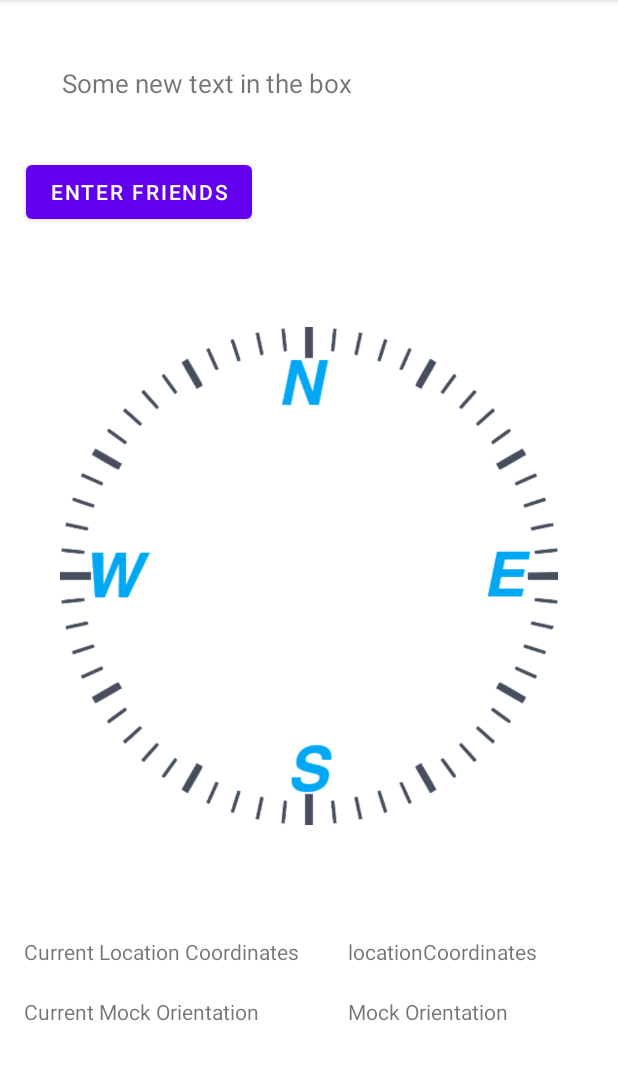
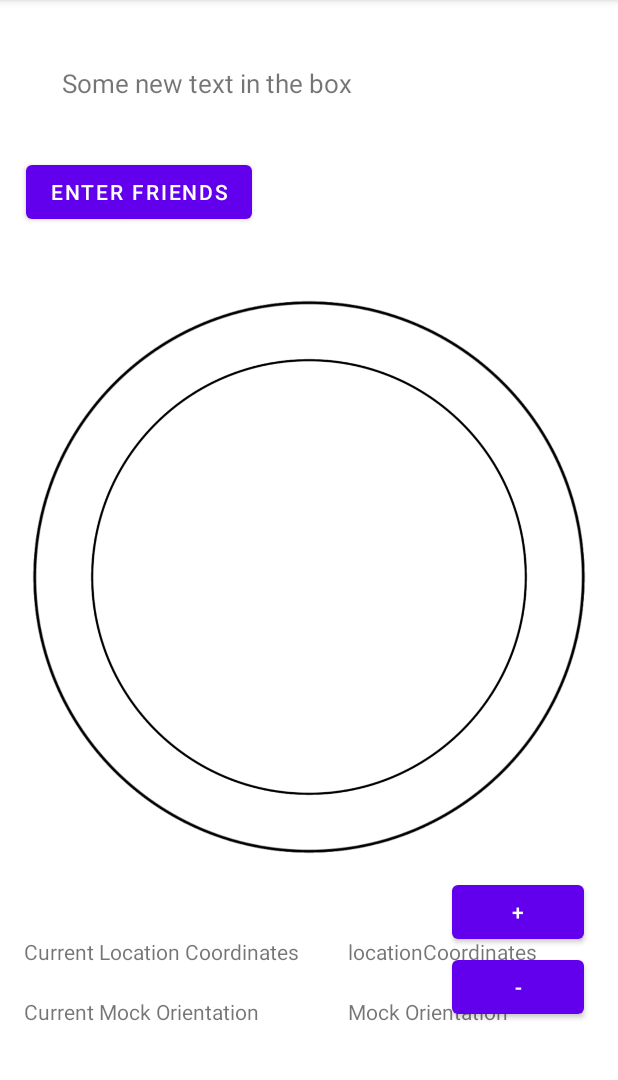
Before and after one commit to CSE-110-Winter-2023/cse-110-project-cse-team-19, an Android app: the CompassActivity screen opened directly, with no data from a screen before it, on a phone screen of 412 x 824 dp, the part 84-1164 px from its top. Run offline under Robolectric (Android 15) with nearby library versions, the phone set to English and light mode, and no system bars; our stand-ins replace Room's generated code; 1 statement that could not run was skipped.

Commit message:
Halp pls

```diff
--- a/app/src/main/java/com/example/cse110project/Utilities.java
+++ b/app/src/main/java/com/example/cse110project/Utilities.java
@@ -2,9 +2,12 @@ package com.example.cse110project;
 
 import android.app.Activity;
 import android.app.AlertDialog;
+import android.view.View;
+import android.widget.ImageView;
 
 import com.example.cse110project.model.User;
 
+import java.util.List;
 import java.util.UUID;
 
 public class Utilities {
@@ -197,4 +200,33 @@ public class Utilities {
     static String formatLocation(double latitude, double longitude) {
         return (latitude + ", " + longitude);
     }
+
+    public static void updateZoom(int zoomLevel, List<ImageView> circleViews){
+        if(zoomLevel == 0){
+            circleViews.get(0).setVisibility(View.INVISIBLE);
+            circleViews.get(1).setVisibility(View.INVISIBLE);
+            circleViews.get(2).setVisibility(View.INVISIBLE);
+            circleViews.get(3).setVisibility(View.VISIBLE);
+
+        }
+        if(zoomLevel == 1){
+            circleViews.get(0).setVisibility(View.INVISIBLE);
+            circleViews.get(1).setVisibility(View.INVISIBLE);
+            circleViews.get(2).setVisibility(View.VISIBLE);
+            circleViews.get(3).setVisibility(View.VISIBLE);
+        }
+        if(zoomLevel == 2){
+            circleViews.get(0).setVisibility(View.INVISIBLE);
+            circleViews.get(1).setVisibility(View.VISIBLE);
+            circleViews.get(2).setVisibility(View.VISIBLE);
+            circleViews.get(3).setVisibility(View.VISIBLE);
+
+        }
+        if(zoomLevel == 3){
+            circleViews.get(0).setVisibility(View.VISIBLE);
+            circleViews.get(1).setVisibility(View.VISIBLE);
+            circleViews.get(2).setVisibility(View.VISIBLE);
+            circleViews.get(3).setVisibility(View.VISIBLE);
+        }
+    }
 }
--- a/app/src/main/java/com/example/cse110project/activity/CompassActivity.java
+++ b/app/src/main/java/com/example/cse110project/activity/CompassActivity.java
@@ -9,6 +9,8 @@ import android.content.SharedPreferences;
 import android.os.Bundle;
 import android.util.Pair;
 import android.view.View;
+import android.widget.Button;
+import android.widget.ImageView;
 import android.widget.TextView;
 
 import com.example.cse110project.R;
@@ -22,6 +24,7 @@ import com.example.cse110project.service.LocationService;
 import com.example.cse110project.service.RotateCompass;
 
 import java.time.Instant;
+import java.util.ArrayList;
 import java.util.Enumeration;
 import java.util.Hashtable;
 import java.util.List;
@@ -30,7 +33,13 @@ public class CompassActivity extends AppCompatActivity {
     TextView latLong;
     TextView public_uid;
     UserAPI api = new UserAPI();
+
+    //TODO Implement using SharedPreferences Later
+    int zoomLevel = 1;
     private LocationService locationService;
+    private List<ImageView> circleViews = new ArrayList<>();
+    private final List<ImageView> finalCircleSizes = new ArrayList<>();
+
     SharedPreferences prefs;
     Hashtable<String, TextView> tableTextView;
 
@@ -71,6 +80,12 @@ public class CompassActivity extends AppCompatActivity {
         }
 
         this.reobserveLocation();
+        circleViews.add(findViewById(R.id.circleOne));
+        circleViews.add(findViewById(R.id.circleTwo));
+        circleViews.add(findViewById(R.id.circleThree));
+        circleViews.add(findViewById(R.id.circleFour));
+
+        Utilities.updateZoom(zoomLevel, circleViews);
 
 //        var executor = Executors.newSingleThreadExecutor();
 //        var future = executor.submit(this::reobserveLocation);
@@ -191,4 +206,42 @@ public class CompassActivity extends AppCompatActivity {
             }
         });
     }
+
+    //Use Observer pattern?
+
+    public void zoomIn(View view){
+        Button zoomInBtn = findViewById(R.id.zoomInBtn);
+        Button zoomOutBtn = findViewById(R.id.zoomOutBtn);
+        System.out.println("Zoom Level : " + zoomLevel);
+
+        if(zoomLevel == 3){
+            zoomOutBtn.setAlpha(1f);
+            zoomOutBtn.setEnabled(true);
+        }
+        zoomLevel--;
+        if(zoomLevel < 0){
+            System.out.println("Zoom Level : " + zoomLevel);
+            zoomInBtn.setAlpha(0.5f);
+            zoomInBtn.setEnabled(false);
+            return;
+        }
+
+        Utilities.updateZoom(zoomLevel, circleViews);
+    }
+    public void zoomOut(View view){
+        Button zoomOutBtn = findViewById(R.id.zoomOutBtn);
+        Button zoomInBtn = findViewById(R.id.zoomInBtn);
+
+        if(zoomLevel == 0){
+            zoomInBtn.setAlpha(1f);
+            zoomInBtn.setEnabled(true);
+        }
+        if(zoomLevel + 1 >= circleViews.size()){
+            zoomOutBtn.setAlpha(0.5f);
+            zoomOutBtn.setEnabled(false);
+            return;
+        }
+        zoomLevel++;
+        Utilities.updateZoom(zoomLevel, circleViews);
+    }
 }
--- a/app/src/main/java/com/example/cse110project/service/RotateCompass.java
+++ b/app/src/main/java/com/example/cse110project/service/RotateCompass.java
@@ -34,7 +34,7 @@ public class RotateCompass {
 
     public static void constrainUser(TextView textView, double ourLat, double ourLong, double theirLat, double theirLong){
         ConstraintLayout.LayoutParams layoutParams = (ConstraintLayout.LayoutParams) textView.getLayoutParams();
-        layoutParams.circleConstraint = R.id.compass_image;
+        layoutParams.circleConstraint = R.id.circleOne;
         double distMi = Utilities.findDistance(ourLat, ourLong, theirLat, theirLong);
         if(distMi < 1){
             layoutParams.circleRadius = 100;
--- a/app/src/main/res/layout/activity_compass.xml
+++ b/app/src/main/res/layout/activity_compass.xml
@@ -46,6 +46,32 @@
         app:layout_constraintHorizontal_bias="0.0"
         app:layout_constraintStart_toStartOf="parent" />
 
+    <Button
+        android:id="@+id/zoomInBtn"
+        android:layout_width="wrap_content"
+        android:layout_height="wrap_content"
+        android:onClick="zoomIn"
+        android:text="+"
+        app:layout_constraintBottom_toBottomOf="parent"
+        app:layout_constraintEnd_toEndOf="parent"
+        app:layout_constraintHorizontal_bias="0.931"
+        app:layout_constraintStart_toStartOf="parent"
+        app:layout_constraintTop_toTopOf="parent"
+        app:layout_constraintVertical_bias="0.811" />
+
+    <Button
+        android:id="@+id/zoomOutBtn"
+        android:layout_width="wrap_content"
+        android:layout_height="wrap_content"
+        android:onClick="zoomOut"
+        android:text="-"
+        app:layout_constraintBottom_toBottomOf="parent"
+        app:layout_constraintEnd_toEndOf="parent"
+        app:layout_constraintHorizontal_bias="0.931"
+        app:layout_constraintStart_toStartOf="parent"
+        app:layout_constraintTop_toTopOf="parent"
+        app:layout_constraintVertical_bias="0.881" />
+
     <TextView
         android:id="@+id/locationText"
         android:layout_width="wrap_content"
@@ -79,27 +105,51 @@
         app:layout_constraintTop_toTopOf="parent">
 
         <ImageView
-            android:id="@+id/compass_image"
-
-
-            android:layout_width="match_parent"
-
-            android:layout_height="match_parent"
-            android:layout_marginStart="40dp"
-            android:layout_marginTop="40dp"
-            android:layout_marginEnd="40dp"
-            android:layout_marginBottom="40dp"
-            android:src="@drawable/compass_ui"
-
+            android:id="@+id/circleThree"
+            android:layout_width="292dp"
+            android:layout_height="568dp"
+            android:scaleType="fitCenter"
             app:layout_constraintBottom_toBottomOf="parent"
-
             app:layout_constraintEnd_toEndOf="parent"
-            app:layout_constraintHorizontal_bias="1.0"
-            app:layout_constraintStart_toEndOf="parent"
             app:layout_constraintStart_toStartOf="parent"
             app:layout_constraintTop_toTopOf="parent"
-            app:layout_constraintVertical_bias="0.0" />
+            app:srcCompat="@drawable/transparent_circle"
+            tools:layout_editor_absoluteX="60dp" />
 
+        <ImageView
+            android:id="@+id/circleFour"
+            android:layout_width="369dp"
+            android:layout_height="673dp"
+            android:scaleType="fitCenter"
+            app:layout_constraintBottom_toBottomOf="parent"
+            app:layout_constraintEnd_toEndOf="parent"
+            app:layout_constraintStart_toStartOf="parent"
+            app:layout_constraintTop_toTopOf="parent"
+            app:srcCompat="@drawable/transparent_circle"
+            tools:layout_editor_absoluteX="21dp" />
+
+        <ImageView
+            android:id="@+id/circleTwo"
+            android:layout_width="225dp"
+            android:layout_height="444dp"
+            android:scaleType="fitCenter"
+            app:layout_constraintBottom_toBottomOf="parent"
+            app:layout_constraintEnd_toEndOf="parent"
+            app:layout_constraintStart_toStartOf="parent"
+            app:layout_constraintTop_toTopOf="parent"
+            app:srcCompat="@drawable/transparent_circle"
+            tools:layout_editor_absoluteX="93dp" />
+
+        <ImageView
+            android:id="@+id/circleOne"
+            android:layout_width="168dp"
+            android:layout_height="348dp"
+            android:scaleType="fitCenter"
+            app:layout_constraintBottom_toBottomOf="parent"
+            app:layout_constraintEnd_toEndOf="parent"
+            app:layout_constraintStart_toStartOf="parent"
+            app:layout_constraintTop_toTopOf="parent"
+            app:srcCompat="@drawable/transparent_circle" />
     </androidx.constraintlayout.widget.ConstraintLayout>
 
     <TextView
```
Also changed, not shown: app/src/main/res/drawable/transparent_circle.png (added).
